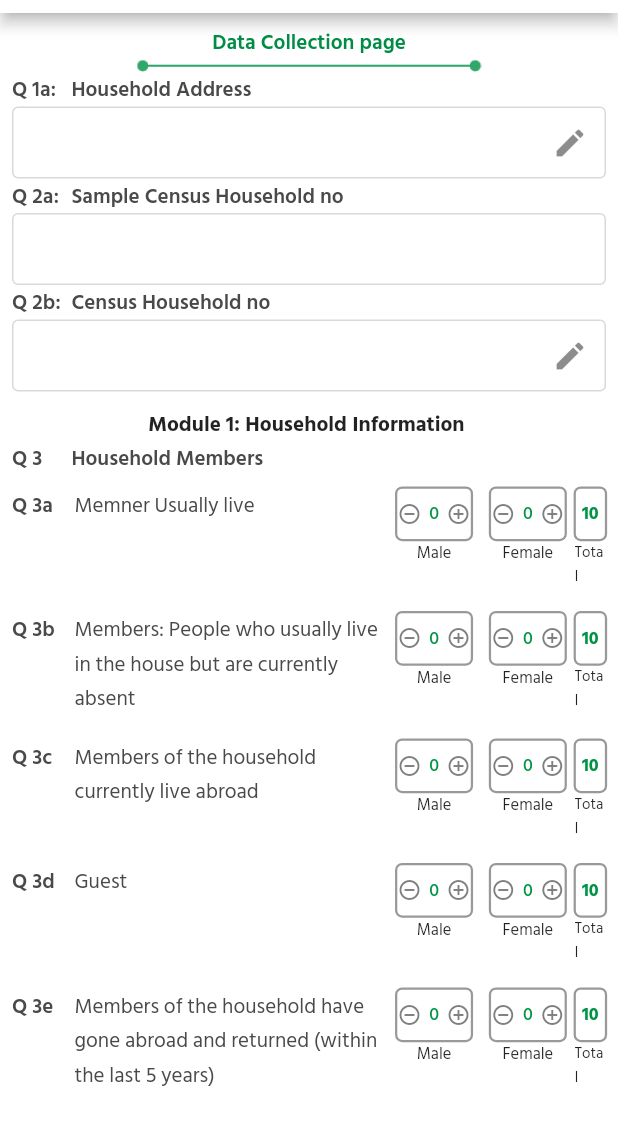
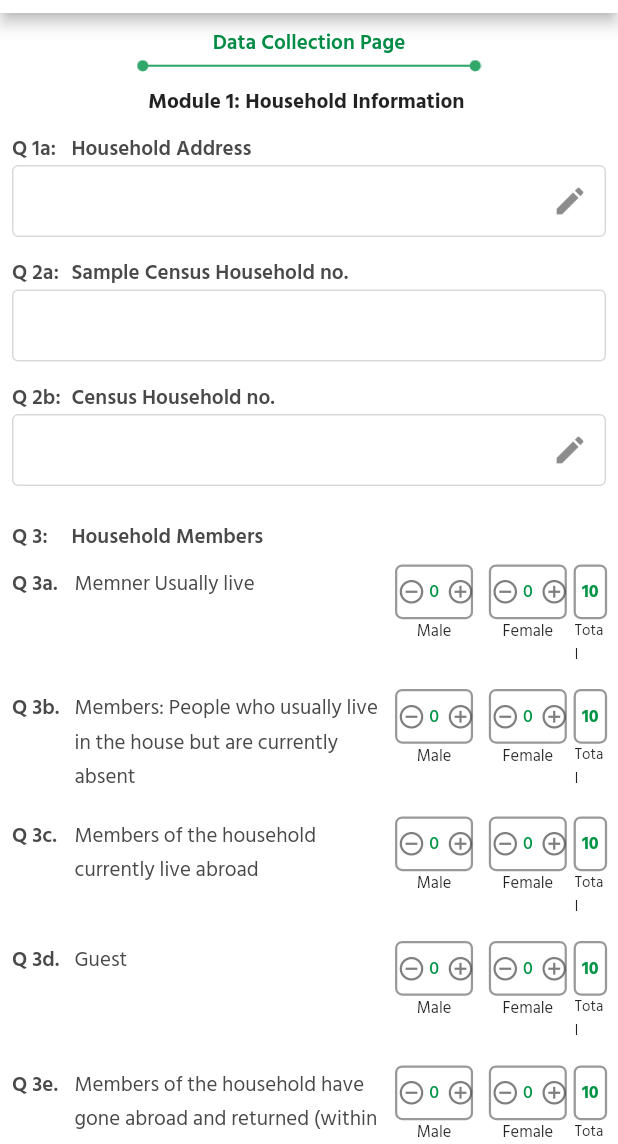
Before and after one commit to NafiuNoman/BBS_flutter, a Flutter app: the Homepage screen opened directly, after a tap on "New Info", on a phone screen of 412 x 824 dp, the part 92-1236 px from its top. Run offline on Flutter 3.47's test engine with Material 2 defaults, Android fonts, the phone set to English and light mode, and no system bars; our stand-ins replace carousel_slider, font_awesome_flutter, google_maps_flutter.

Commit message:
first review feedback fixed and ui updated

```diff
--- a/lib/main.dart
+++ b/lib/main.dart
@@ -29,7 +29,7 @@ class MyApp extends StatelessWidget {
         primarySwatch: Colors.blue,
         fontFamily: 'Hind'
       ),
-      home:  LogInPage(),
+      home: Homepage(),
     );
   }
 }
--- a/lib/pages/data_collection_page.dart
+++ b/lib/pages/data_collection_page.dart
@@ -27,31 +27,31 @@ class _DataCollectionPageState extends State<DataCollectionPage> {
             padding: const EdgeInsets.all(8.0),
             child: Column(
               children: [
-                titleBanner(title: "Data Collection page"),
+                titleBanner(title: "Data Collection Page"),
+                Padding(
+                  padding: const EdgeInsets.symmetric(vertical: 8.0),
+                  child: Text(
+                    'Module 1: Household Information ',
+                    style: TextStyle(fontWeight: FontWeight.w700),
+                  ),
+                ),
                 Row(
                   crossAxisAlignment: CrossAxisAlignment.start,
-                  children: [
+                  children: const [
                     Expanded(
                       flex: 2,
                       child: Text(
                         'Q 1a:',
-                        style: const TextStyle(
+                        style: TextStyle(
                             color: textColor, fontWeight: FontWeight.w600),
                       ),
                     ),
-                    // Expanded(
-                    //   flex: 1,
-                    //   child: Text(
-                    //     number,
-                    //     textAlign: TextAlign.start,
-                    //   ),
-                    // ),
                     Expanded(
                       flex: 18,
                       child: Text(
                         'Household Address',
                         textAlign: TextAlign.start,
-                        style: const TextStyle(
+                        style: TextStyle(
                           color: textColor,
                           fontWeight: FontWeight.w600,
                           // fontFamily: 'Hind',
@@ -60,18 +60,21 @@ class _DataCollectionPageState extends State<DataCollectionPage> {
                     ),
                   ],
                 ),
-                TextFormField(
+                Padding(
+                  padding: const EdgeInsets.only(bottom: 12.0),
+                  child: TextFormField(
                     decoration: InputDecoration(
-                    contentPadding: EdgeInsets.fromLTRB(10, 5, 0, 5),
-                    enabledBorder: OutlineInputBorder(
+                      contentPadding: const EdgeInsets.fromLTRB(10, 5, 0, 5),
+                      enabledBorder: const OutlineInputBorder(
                           borderSide:
                               BorderSide(color: Color.fromRGBO(217, 217, 217, 1))),
-                    hintStyle: TextStyle(fontSize: 12),
-                    suffixIcon: Icon(Icons.edit),
+                      hintStyle: const TextStyle(fontSize: 12),
+                      suffixIcon: const Icon(Icons.edit),
                       filled: true,
                       fillColor: Colors.white,
                       border: OutlineInputBorder(
                           borderRadius: BorderRadius.circular(2)),
+                    ),
                   ),
                 ),
                 Row(
@@ -95,7 +98,7 @@ class _DataCollectionPageState extends State<DataCollectionPage> {
                     Expanded(
                       flex: 18,
                       child: Text(
-                        'Sample Census Household no',
+                        'Sample Census Household no.',
                         textAlign: TextAlign.start,
                         style: const TextStyle(
                           color: textColor,
@@ -106,7 +109,9 @@ class _DataCollectionPageState extends State<DataCollectionPage> {
                     ),
                   ],
                 ),
-                TextFormField(
+                Padding(
+                  padding: const EdgeInsets.only(bottom: 12.0),
+                  child: TextFormField(
                     decoration: InputDecoration(
                       contentPadding: EdgeInsets.fromLTRB(10, 5, 0, 5),
                       enabledBorder: OutlineInputBorder(
@@ -117,6 +122,7 @@ class _DataCollectionPageState extends State<DataCollectionPage> {
                       fillColor: Colors.white,
                       border: OutlineInputBorder(
                           borderRadius: BorderRadius.circular(2)),
+                    ),
                   ),
                 ),
                 Row(
@@ -140,7 +146,7 @@ class _DataCollectionPageState extends State<DataCollectionPage> {
                     Expanded(
                       flex: 18,
                       child: Text(
-                        'Census Household no',
+                        'Census Household no.',
                         textAlign: TextAlign.start,
                         style: const TextStyle(
                           color: textColor,
@@ -151,7 +157,9 @@ class _DataCollectionPageState extends State<DataCollectionPage> {
                     ),
                   ],
                 ),
-                TextFormField(
+                Padding(
+                  padding: const EdgeInsets.only(bottom: 12.0),
+                  child: TextFormField(
                     decoration: InputDecoration(
                       contentPadding: EdgeInsets.fromLTRB(10, 5, 0, 5),
                       enabledBorder: OutlineInputBorder(
@@ -165,19 +173,17 @@ class _DataCollectionPageState extends State<DataCollectionPage> {
                           borderRadius: BorderRadius.circular(2)),
                     ),
                   ),
+                ),
                 SizedBox(height: 10,),
                 /////counter form start from here
-                Text(
-                  'Module 1: Household Information ',
-                  style: TextStyle(fontWeight: FontWeight.w700),
-                ),
+
                 Row(
                   crossAxisAlignment: CrossAxisAlignment.start,
                   children: [
                     Expanded(
                       flex: 2,
                       child: Text(
-                        'Q 3',
+                        'Q 3:',
                         style: const TextStyle(
                             color: textColor, fontWeight: FontWeight.w600),
                       ),
@@ -204,24 +210,24 @@ class _DataCollectionPageState extends State<DataCollectionPage> {
                   ],
                 ),
                 DoubleCounterQuestion(
-                  number: '3a',
+                  number: '3a.',
                   question: 'Memner Usually live',
                 ),
                 DoubleCounterQuestion(
-                  number: '3b',
+                  number: '3b.',
                   question:
                       'Members: People who usually live in the house but are currently absent',
                 ),
                 DoubleCounterQuestion(
-                  number: '3c',
+                  number: '3c.',
                   question: 'Members of the household currently live abroad',
                 ),
                 DoubleCounterQuestion(
-                  number: '3d',
+                  number: '3d.',
                   question: 'Guest',
                 ),
                 DoubleCounterQuestion(
-                  number: '3e',
+                  number: '3e.',
                   question:
                       'Members of the household have gone abroad and returned (within the last 5 years)',
                 ),
@@ -235,7 +241,7 @@ class _DataCollectionPageState extends State<DataCollectionPage> {
                       height: 40,
                       width: 160,
                       decoration: BoxDecoration(
-                          borderRadius: BorderRadius.circular(2),
+                          borderRadius: BorderRadius.circular(8),
                           color: Color.fromRGBO(0, 140, 68, 1)),
                       child: Center(
                         child: Text(
@@ -250,7 +256,7 @@ class _DataCollectionPageState extends State<DataCollectionPage> {
                       height: 40,
                       width: 160,
                       decoration: BoxDecoration(
-                          borderRadius: BorderRadius.circular(2),
+                          borderRadius: BorderRadius.circular(8),
                           border: Border.all(color:Color.fromRGBO(0, 140, 68, 1),),
                          ),
                       child: Center(
--- a/lib/pages/home_page.dart
+++ b/lib/pages/home_page.dart
@@ -264,28 +264,28 @@ class _HomepageState extends State<Homepage> {
   Row fourButtonsSection() {
     return Row(
       mainAxisAlignment: MainAxisAlignment.spaceBetween,
-      children: const [
+      children:  const [
         MainButton(
           page: DataCollectionPage(),
           title: 'New Info',
-          icon: Icons.add_business_outlined,
+          imagePath: 'assets/images/mainbutton/newinfo.png',
         ),
 
         MainButton(
           page: DataCollectionListPage(),
           title: 'View List',
-          icon: Icons.list_alt_sharp,
+          imagePath:'assets/images/mainbutton/viewlist.png',
         ),
 
         MainButton(
           page: Text('data'),
           title: 'Data Sync',
-          icon: Icons.sync,
+          imagePath: 'assets/images/mainbutton/datasync.png',
         ),
         MainButton(
           page: Text('data'),
           title: 'Message',
-          icon: Icons.message_sharp,
+          imagePath:'assets/images/mainbutton/message.png',
         ),
 
         ///four button
@@ -326,13 +326,15 @@ class _HomepageState extends State<Homepage> {
                 padding: const EdgeInsets.all(8.0),
                 child: Row(
                   mainAxisAlignment: MainAxisAlignment.spaceBetween,
-                  children: const [
+                  children:  [
                     InfoContainer(
-                        icon: Icons.house_outlined,
+                      imagePath:'assets/images/talley/talley1.png' ,
+
                         title: 'General Household',
                         count: '20'),
                     InfoContainer(
-                        icon: Icons.apartment_outlined,
+                      imagePath:'assets/images/talley/talley4.png' ,
+
                         title: 'Institutional  Household',
                         count: '2'),
                   ],
@@ -342,13 +344,13 @@ class _HomepageState extends State<Homepage> {
                 padding: const EdgeInsets.all(8.0),
                 child: Row(
                   mainAxisAlignment: MainAxisAlignment.spaceBetween,
-                  children: const [
+                  children:  [
                     InfoContainer(
-                        icon: Icons.maps_home_work_outlined,
+                        imagePath:'assets/images/talley/talley2.png' ,
                         title: 'Others',
                         count: '06'),
                     InfoContainer(
-                        icon: Icons.holiday_village_outlined,
+                        imagePath: 'assets/images/talley/talley3.png',
                         title: 'Total',
                         count: '28'),
                   ],
--- a/lib/pages/user_profile_page.dart
+++ b/lib/pages/user_profile_page.dart
@@ -291,14 +291,17 @@ class _UserProfilePageState extends State<UserProfilePage> {
                 DataCollectionIndicator(
                   value: 0.5,
                   btnLabel: 'Continue',
+                  areaTitle:'Area 01: Keranigonj' ,
                 ),
                 DataCollectionIndicator(
                   value: 0.2,
                   btnLabel: 'Continue',
+                  areaTitle: 'Area 02: Nowabgonj' ,
                 ),
                 DataCollectionIndicator(
                   value: 1,
                   btnLabel: 'View List',
+                  areaTitle: 'Area 06: Dohar',
                 ),
               ],
             ),
--- a/lib/widgets/box_plus_minus_btn.dart
+++ b/lib/widgets/box_plus_minus_btn.dart
@@ -38,7 +38,7 @@ class _BoxPlusMinusBtnState extends State<BoxPlusMinusBtn> {
               child: IconButton(
                 padding: EdgeInsets.zero,
                   onPressed: _deCremnt,
-                  icon: Icon(Icons.remove_circle_outline_outlined,size: 16,),color: Color.fromRGBO(73, 73, 73, 0.7), ),
+                  icon: Icon(Icons.remove_circle_outline_outlined,size: 19,),color: Color.fromRGBO(73, 73, 73, 0.7), ),
             ),
             Flexible(
               fit: FlexFit.loose,
@@ -53,7 +53,7 @@ class _BoxPlusMinusBtnState extends State<BoxPlusMinusBtn> {
                child: IconButton(
                  padding: EdgeInsets.zero,
                 onPressed: _inCrement,
-                icon: Icon(Icons.add_circle_outline_outlined,size: 16,),
+                icon: Icon(Icons.add_circle_outline_outlined,size: 19,),
                 color: Color.fromRGBO(73, 73, 73, 0.7),
             ),
              ),
--- a/lib/widgets/info_container.dart
+++ b/lib/widgets/info_container.dart
@@ -1,12 +1,12 @@
 import 'package:flutter/material.dart';
 
 class InfoContainer extends StatelessWidget {
-  final IconData icon;
+  final String imagePath;
   final String title;
   final String count;
 
   const InfoContainer(
-      {Key? key, required this.icon, required this.title, required this.count})
+      {Key? key,  required this.title, required this.count, required this.imagePath})
       : super(key: key);
 
   @override
@@ -31,11 +31,8 @@ class InfoContainer extends StatelessWidget {
           ),
           child: ListTile(
 
-            leading: Icon(
-              icon,
-              size: 40,
-              color: Color.fromRGBO(65, 62, 62, 1.0),
-            ),
+            leading: Image.asset(imagePath,height: 60,width: 40,),
+
             title: Text(count,style: TextStyle(fontWeight: FontWeight.w500,height: 1),),
             subtitle: Text(
               title,
--- a/lib/widgets/main_button.dart
+++ b/lib/widgets/main_button.dart
@@ -5,11 +5,10 @@ import '../pages/data_collection_page.dart';
 
 class MainButton extends StatelessWidget {
   final String title;
-  final IconData? icon;
-  final String? imagePath;
+  final String imagePath;
   final Widget page;
 
-  const MainButton({super.key, required this.title,  this.icon,  this.imagePath,  required this.page});
+  const MainButton({super.key, required this.title,    required this.imagePath,  required this.page});
 
   @override
   Widget build(BuildContext context) {
@@ -25,7 +24,7 @@ class MainButton extends StatelessWidget {
             child: Padding(
               padding: const EdgeInsets.symmetric(horizontal: 4),
               child: Row(
-                mainAxisAlignment: MainAxisAlignment.spaceAround,
+                mainAxisAlignment: MainAxisAlignment.spaceEvenly,
                 children: [
                   Text(
                     title,
@@ -34,12 +33,7 @@ class MainButton extends StatelessWidget {
                         fontWeight: FontWeight.w600,
                         color: Colors.white),
                   ),
-                  Icon(
-                    icon,
-                    color: Colors.white,
-                    size: 50,
-                  ),
-                  // Image.asset(imagePath!,)
+                  Image.asset(imagePath,width: 55,height: 55,),
                 ],
               ),
             ),
--- a/pubspec.yaml
+++ b/pubspec.yaml
@@ -67,6 +67,8 @@ flutter:
   assets:
     - assets/images/
     - assets/images/sliders/
+    - assets/images/talley/
+    - assets/images/mainbutton/
 
 
   # An image asset can refer to one or more resolution-specific "variants", see
```
Also changed, not shown: lib/widgets/data_collection_indicator.dart (+35 -22 lines), assets/images/mainbutton/datasync.png (added), assets/images/mainbutton/message.png (added), assets/images/mainbutton/newinfo.png (added), assets/images/mainbutton/viewlist.png (added), assets/images/talley/talley1.png (added), assets/images/talley/talley2.png (added), assets/images/talley/talley3.png (added), assets/images/talley/talley4.png (added). Lines whose indentation alone changed are shown as unchanged.
